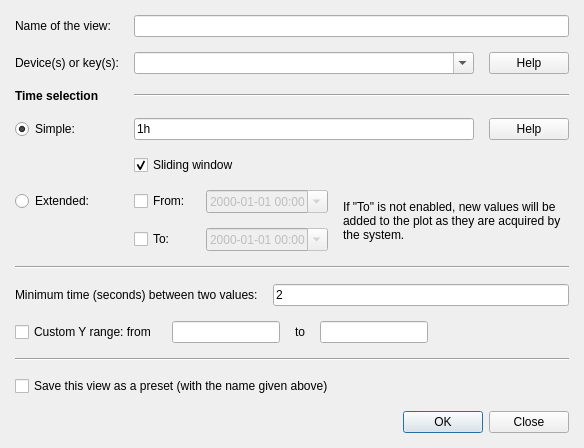
Before: the Qt Designer form nicos/clients/gui/panels/history_new.ui in mlz-ictrl/nicos, drawn with Qt 5.
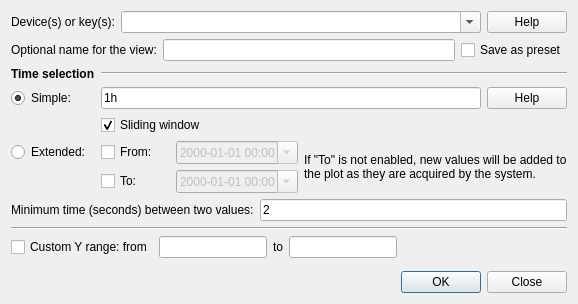
After: the same form once the commit is applied.

Commit message:
gui: fix history_new dialog sizing
The old .ui file resulted in strange appearance with lots of space with
some Qt version/theme combinations.

Also reorder the layout a bit to put the most important field at the
top.

Patch:
```diff
--- a/nicos/clients/gui/panels/history_new.ui
+++ b/nicos/clients/gui/panels/history_new.ui
@@ -6,8 +6,8 @@
    <rect>
     <x>0</x>
     <y>0</y>
-    <width>584</width>
-    <height>349</height>
+    <width>578</width>
+    <height>304</height>
    </rect>
   </property>
   <property name="windowTitle">
@@ -15,25 +15,73 @@
   </property>
   <layout class="QVBoxLayout" name="verticalLayout">
    <item>
-    <layout class="QGridLayout" name="gridLayout">
-     <item row="0" column="1" colspan="4">
+    <layout class="QHBoxLayout" name="horizontalLayout_2">
+     <item>
+      <widget class="QLabel" name="label">
+       <property name="sizePolicy">
+        <sizepolicy hsizetype="Fixed" vsizetype="Preferred">
+         <horstretch>0</horstretch>
+         <verstretch>0</verstretch>
+        </sizepolicy>
+       </property>
+       <property name="text">
+        <string>Device(s) or key(s):</string>
+       </property>
+      </widget>
+     </item>
+     <item>
+      <widget class="QComboBox" name="devices">
+       <property name="editable">
+        <bool>true</bool>
+       </property>
+      </widget>
+     </item>
+     <item>
+      <widget class="QPushButton" name="helpButton">
+       <property name="sizePolicy">
+        <sizepolicy hsizetype="Fixed" vsizetype="Fixed">
+         <horstretch>0</horstretch>
+         <verstretch>0</verstretch>
+        </sizepolicy>
+       </property>
+       <property name="text">
+        <string>Help</string>
+       </property>
+      </widget>
+     </item>
+    </layout>
+   </item>
+   <item>
+    <layout class="QHBoxLayout" name="horizontalLayout">
+     <item>
+      <widget class="QLabel" name="label_2">
+       <property name="text">
+        <string>Optional name for the view:</string>
+       </property>
+      </widget>
+     </item>
+     <item>
       <widget class="QLineEdit" name="namebox"/>
      </item>
-     <item row="4" column="1" colspan="3">
+     <item>
+      <widget class="QCheckBox" name="savePreset">
+       <property name="text">
+        <string>Save as preset</string>
+       </property>
+      </widget>
+     </item>
+    </layout>
+   </item>
+   <item>
+    <layout class="QGridLayout" name="gridLayout">
+     <item row="1" column="1" colspan="3">
       <widget class="QLineEdit" name="simpleTimeSpec">
        <property name="text">
         <string>1h</string>
        </property>
       </widget>
      </item>
-     <item row="0" column="0">
-      <widget class="QLabel" name="label_2">
-       <property name="text">
-        <string>Name of the view:</string>
-       </property>
-      </widget>
-     </item>
-     <item row="5" column="1" colspan="2">
+     <item row="2" column="1" colspan="2">
       <widget class="QCheckBox" name="slidingWindow">
        <property name="text">
         <string>Sliding window</string>
@@ -43,7 +91,7 @@
        </property>
       </widget>
      </item>
-     <item row="4" column="0">
+     <item row="1" column="0">
       <widget class="QRadioButton" name="simpleTime">
        <property name="text">
         <string>Simple:</string>
@@ -53,7 +101,7 @@
        </property>
       </widget>
      </item>
-     <item row="3" column="0">
+     <item row="0" column="0">
       <widget class="QLabel" name="label_6">
        <property name="font">
         <font>
@@ -66,7 +114,7 @@
        </property>
       </widget>
      </item>
-     <item row="4" column="4">
+     <item row="1" column="4">
       <widget class="QPushButton" name="simpleHelpButton">
        <property name="sizePolicy">
         <sizepolicy hsizetype="Fixed" vsizetype="Fixed">
@@ -79,48 +127,28 @@
        </property>
       </widget>
      </item>
-     <item row="3" column="1" colspan="4">
+     <item row="0" column="1" colspan="4">
       <widget class="Line" name="line">
        <property name="orientation">
         <enum>Qt::Horizontal</enum>
        </property>
       </widget>
      </item>
-     <item row="1" column="4">
-      <widget class="QPushButton" name="helpButton">
-       <property name="sizePolicy">
-        <sizepolicy hsizetype="Fixed" vsizetype="Fixed">
-         <horstretch>0</horstretch>
-         <verstretch>0</verstretch>
-        </sizepolicy>
-       </property>
-       <property name="text">
-        <string>Help</string>
-       </property>
-      </widget>
-     </item>
-     <item row="6" column="0">
+     <item row="3" column="0">
       <widget class="QRadioButton" name="extTime">
        <property name="text">
         <string>Extended:</string>
        </property>
       </widget>
      </item>
-     <item row="1" column="0">
-      <widget class="QLabel" name="label">
-       <property name="text">
-        <string>Device(s) or key(s):</string>
-       </property>
-      </widget>
-     </item>
-     <item row="6" column="1">
+     <item row="3" column="1">
       <widget class="QCheckBox" name="frombox">
        <property name="text">
         <string>From:</string>
        </property>
       </widget>
      </item>
-     <item row="6" column="2">
+     <item row="3" column="2">
       <widget class="QDateTimeEdit" name="fromdate">
        <property name="enabled">
         <bool>false</bool>
@@ -133,14 +161,14 @@
        </property>
       </widget>
      </item>
-     <item row="7" column="1">
+     <item row="4" column="1">
       <widget class="QCheckBox" name="tobox">
        <property name="text">
         <string>To:</string>
        </property>
       </widget>
      </item>
-     <item row="7" column="2">
+     <item row="4" column="2">
       <widget class="QDateTimeEdit" name="todate">
        <property name="enabled">
         <bool>false</bool>
@@ -153,7 +181,7 @@
        </property>
       </widget>
      </item>
-     <item row="6" column="3" rowspan="2" colspan="2">
+     <item row="3" column="3" rowspan="2" colspan="2">
       <widget class="QLabel" name="label_7">
        <property name="text">
         <string>If &quot;To&quot; is not enabled, new values will be added to the plot as they are acquired by the system.</string>
@@ -163,24 +191,10 @@
        </property>
       </widget>
      </item>
-     <item row="1" column="1" colspan="3">
-      <widget class="QComboBox" name="devices">
-       <property name="editable">
-        <bool>true</bool>
-       </property>
-      </widget>
-     </item>
     </layout>
    </item>
    <item>
-    <widget class="Line" name="line_2">
-     <property name="orientation">
-      <enum>Qt::Horizontal</enum>
-     </property>
-    </widget>
-   </item>
-   <item>
-    <layout class="QHBoxLayout" name="horizontalLayout_4">
+    <layout class="QHBoxLayout" name="horizontalLayout_3">
      <item>
       <widget class="QLabel" name="label_4">
        <property name="text">
@@ -198,7 +212,14 @@
     </layout>
    </item>
    <item>
-    <layout class="QHBoxLayout" name="horizontalLayout_2">
+    <widget class="Line" name="line_2">
+     <property name="orientation">
+      <enum>Qt::Horizontal</enum>
+     </property>
+    </widget>
+   </item>
+   <item>
+    <layout class="QHBoxLayout" name="horizontalLayout_4">
      <item>
       <widget class="QCheckBox" name="customY">
        <property name="text">
@@ -248,25 +269,23 @@
     </layout>
    </item>
    <item>
-    <widget class="Line" name="line_3">
+    <spacer name="verticalSpacer">
      <property name="orientation">
-      <enum>Qt::Horizontal</enum>
+      <enum>Qt::Vertical</enum>
      </property>
-    </widget>
-   </item>
-   <item>
-    <layout class="QHBoxLayout" name="horizontalLayout">
-     <item>
-      <widget class="QCheckBox" name="savePreset">
-       <property name="text">
-        <string>Save this view as a preset (with the name given above)</string>
-       </property>
-      </widget>
-     </item>
-    </layout>
+     <property name="sizeHint" stdset="0">
+      <size>
+       <width>20</width>
+       <height>40</height>
+      </size>
+     </property>
+    </spacer>
    </item>
    <item>
     <widget class="QDialogButtonBox" name="buttonBox">
+     <property name="orientation">
+      <enum>Qt::Horizontal</enum>
+     </property>
      <property name="standardButtons">
       <set>QDialogButtonBox::Close|QDialogButtonBox::Ok</set>
      </property>
@@ -274,30 +293,7 @@
    </item>
   </layout>
  </widget>
- <layoutdefault spacing="15" margin="15"/>
- <tabstops>
-  <tabstop>devices</tabstop>
-  <tabstop>namebox</tabstop>
-  <tabstop>simpleTime</tabstop>
-  <tabstop>simpleTimeSpec</tabstop>
-  <tabstop>slidingWindow</tabstop>
-  <tabstop>extTime</tabstop>
-  <tabstop>frombox</tabstop>
-  <tabstop>fromdate</tabstop>
-  <tabstop>tobox</tabstop>
-  <tabstop>todate</tabstop>
-  <tabstop>interval</tabstop>
-  <tabstop>customY</tabstop>
-  <tabstop>customYFrom</tabstop>
-  <tabstop>customYTo</tabstop>
-  <tabstop>savePreset</tabstop>
-  <tabstop>buttonBox</tabstop>
-  <tabstop>helpButton</tabstop>
-  <tabstop>simpleHelpButton</tabstop>
- </tabstops>
- <resources>
-  <include location="../../../../resources/nicos-gui.qrc"/>
- </resources>
+ <resources/>
  <connections>
   <connection>
    <sender>buttonBox</sender>
```
Left out of the diff: 24 changed lines with no effect on the pictures. The commit also changes 1 other file.
